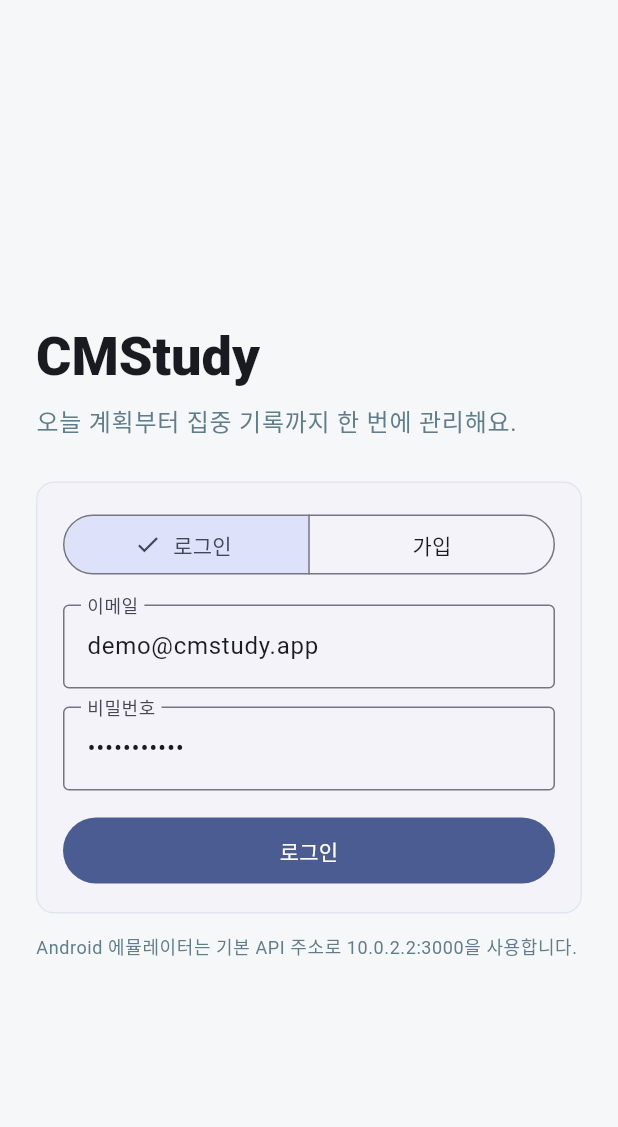
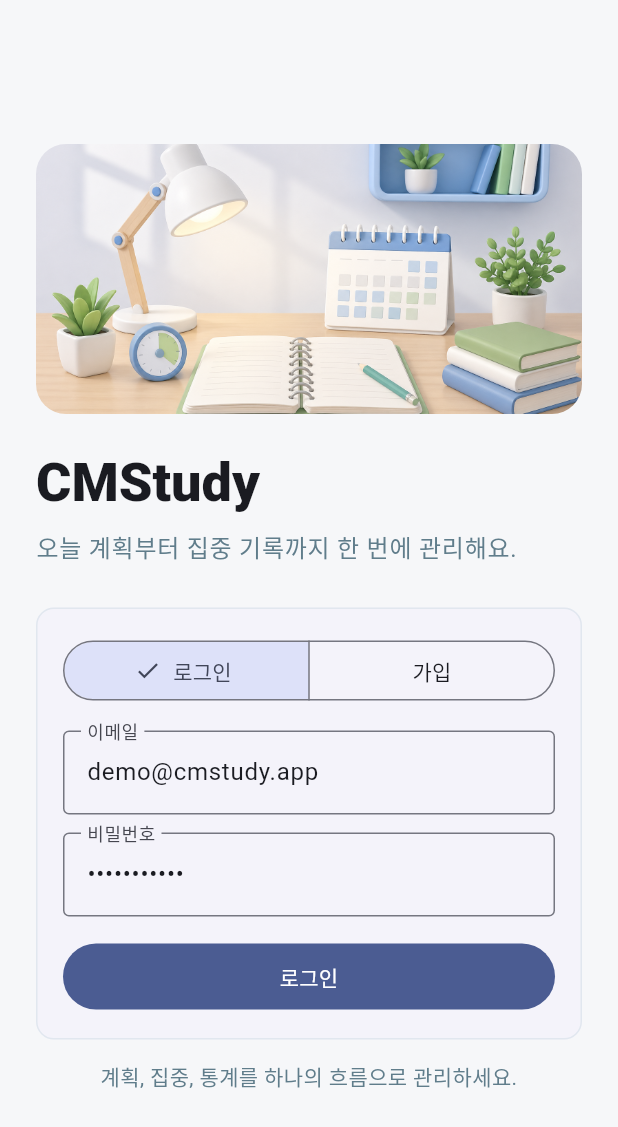
Before and after one commit to CMS-edu/CMStudy, a Flutter app: the screen it shows after launch, on a phone screen of 412 x 824 dp. Shown: the top 1127 px of the screen. Run offline on Flutter 3.47's test engine with Material 3 defaults, Android fonts, the light colour scheme and no system bars; our stand-ins replace shared_preferences; accounts and stored records are empty.

Commit message:
Add app imagery and launcher icon

```diff
--- /dev/null
+++ b/apps/mobile/lib/src/core/assets.dart
@@ -0,0 +1,9 @@
+class AppAssets {
+  const AppAssets._();
+
+  static const appIcon = 'assets/branding/app_icon.png';
+  static const loginHero = 'assets/illustrations/login_hero.png';
+  static const emptyPlan = 'assets/illustrations/empty_plan.png';
+  static const emptyStats = 'assets/illustrations/empty_stats.png';
+  static const focusTimer = 'assets/illustrations/focus_timer.png';
+}
--- a/apps/mobile/lib/src/features/auth/login_screen.dart
+++ b/apps/mobile/lib/src/features/auth/login_screen.dart
@@ -1,5 +1,6 @@
 import 'package:flutter/material.dart';
 
+import '../../core/assets.dart';
 import '../../state/app_controller.dart';
 
 class LoginScreen extends StatefulWidget {
@@ -37,7 +38,15 @@ class _LoginScreenState extends State<LoginScreen> {
               padding: const EdgeInsets.all(24),
               shrinkWrap: true,
               children: [
-                const SizedBox(height: 32),
+                ClipRRect(
+                  borderRadius: BorderRadius.circular(20),
+                  child: Image.asset(
+                    AppAssets.loginHero,
+                    height: 180,
+                    fit: BoxFit.cover,
+                  ),
+                ),
+                const SizedBox(height: 24),
                 Text(
                   'CMStudy',
                   style: Theme.of(context).textTheme.displaySmall?.copyWith(
@@ -132,11 +141,10 @@ class _LoginScreenState extends State<LoginScreen> {
                   ),
                 ),
                 const SizedBox(height: 14),
-                Text(
-                  'Android 에뮬레이터는 기본 API 주소로 10.0.2.2:3000을 사용합니다.',
-                  style: Theme.of(
-                    context,
-                  ).textTheme.bodySmall?.copyWith(color: Colors.blueGrey),
+                const Text(
+                  '계획, 집중, 통계를 하나의 흐름으로 관리하세요.',
+                  style: TextStyle(color: Colors.blueGrey),
+                  textAlign: TextAlign.center,
                 ),
               ],
             ),
--- a/apps/mobile/lib/src/features/timer/focus_timer_screen.dart
+++ b/apps/mobile/lib/src/features/timer/focus_timer_screen.dart
@@ -2,6 +2,7 @@ import 'dart:async';
 
 import 'package:flutter/material.dart';
 
+import '../../core/assets.dart';
 import '../../state/app_controller.dart';
 import '../home/dashboard_screen.dart';
 
@@ -47,6 +48,8 @@ class _FocusTimerScreenState extends State<FocusTimerScreen> {
             padding: const EdgeInsets.symmetric(horizontal: 18, vertical: 32),
             child: Column(
               children: [
+                Image.asset(AppAssets.focusTimer, height: 132),
+                const SizedBox(height: 10),
                 const Text('집중 세션', style: TextStyle(color: Colors.blueGrey)),
                 const SizedBox(height: 12),
                 Text(
--- a/apps/mobile/pubspec.yaml
+++ b/apps/mobile/pubspec.yaml
@@ -40,6 +40,9 @@ dev_dependencies:
 # The following section is specific to Flutter packages.
 flutter:
   uses-material-design: true
+  assets:
+    - assets/branding/
+    - assets/illustrations/
 
   # To add assets to your application, add an assets section, like this:
   # assets:
```
Also changed, not shown: apps/mobile/lib/src/features/planner/planner_screen.dart (+13 -6 lines), apps/mobile/lib/src/features/stats/stats_screen.dart (+17 -19 lines), apps/mobile/assets/branding/app_icon.png (added), apps/mobile/assets/illustrations/empty_plan.png (added), apps/mobile/assets/illustrations/empty_stats.png (added), apps/mobile/assets/illustrations/focus_timer.png (added), apps/mobile/assets/illustrations/login_hero.png (added), 7 other files.
